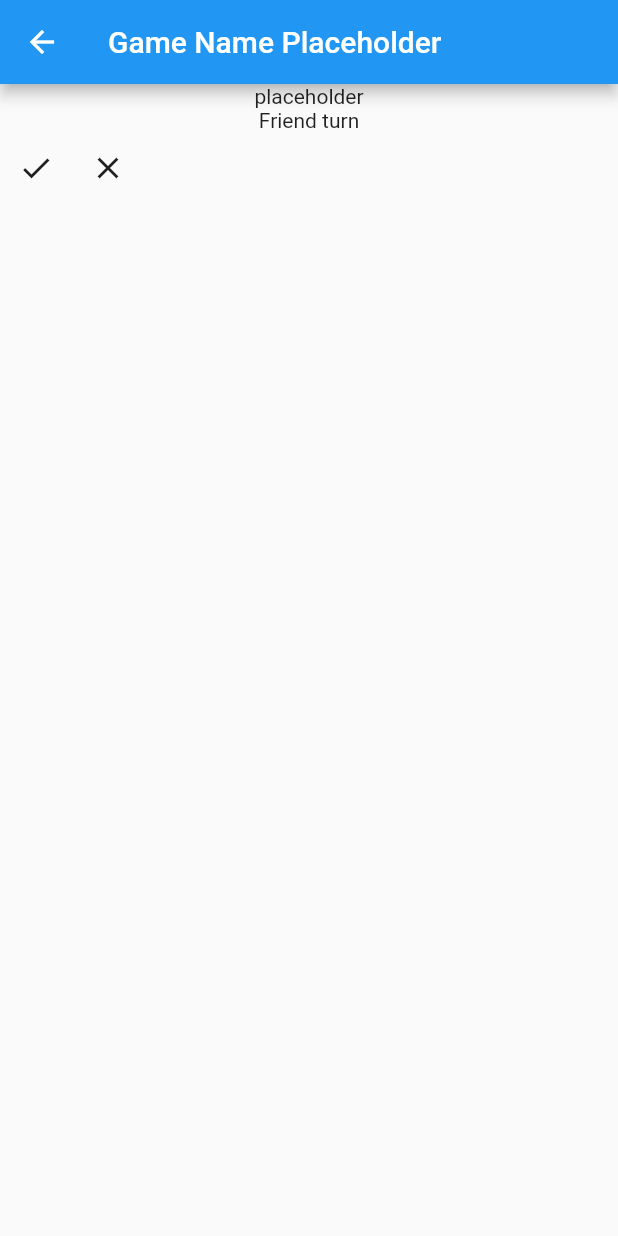
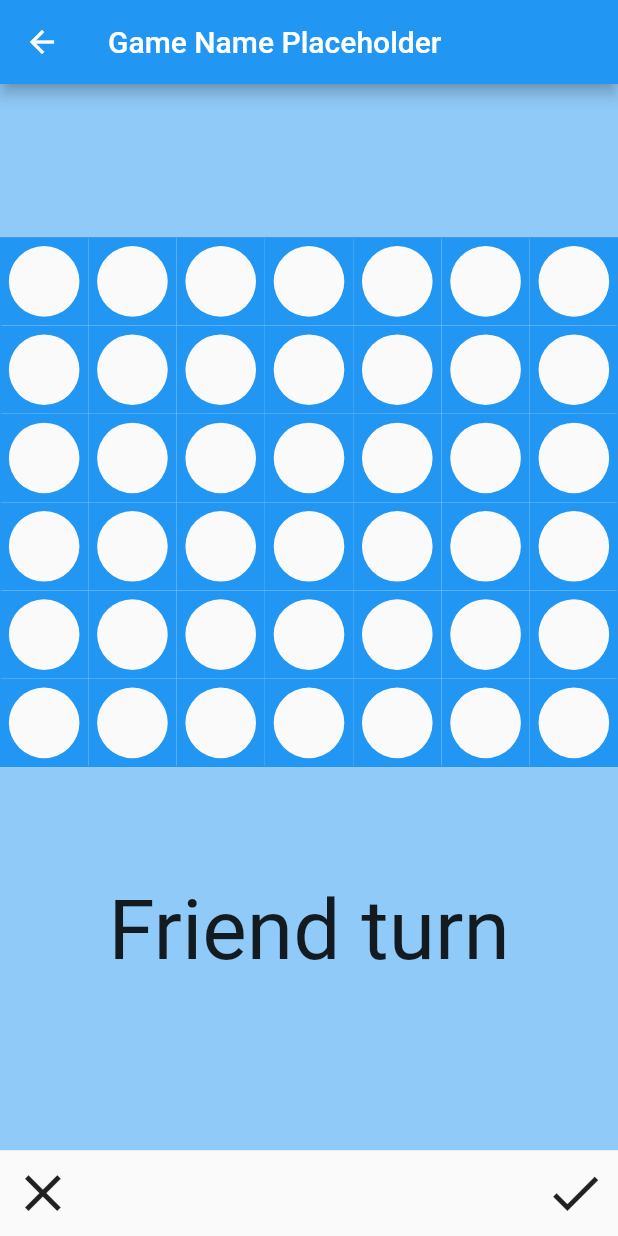
Before and after one commit to nardkeza/Komekt4, a Flutter app: the GameScreen screen opened directly, after a tap on the "close" icon, on a phone screen of 412 x 824 dp. Run offline on Flutter 3.47's test engine with Material 2 defaults, Android fonts, the phone set to English and light mode, and no system bars; missing offline and left inert: dart:html.

Commit message:
created the layout for the game board, as well as adjusted the ui of the game screen

```diff
--- a/komekt_4/lib/game_screen.dart
+++ b/komekt_4/lib/game_screen.dart
@@ -1,4 +1,5 @@
 import 'package:flutter/material.dart';
+import 'package:komekt_4/komekt_board.dart';
 
 class GameScreen extends StatelessWidget {
   GameScreen({super.key});
@@ -13,14 +14,44 @@ class GameScreen extends StatelessWidget {
   // This widget is the root of your application.
   @override
   Widget build(BuildContext context) {
+    const int _rows = 6;
+    const int _columns = 7;
+    double _buttonSize = MediaQuery.of(context).size.width * 0.1;
+
     return Scaffold(
-      appBar: AppBar(title: Text('Game Name Placeholder'),),
+      appBar: AppBar(title: const Text('Game Name Placeholder'),),
       body: Column(children: [
-        const Text('placeholder'),
-        const Text('Friend turn'),
+        Expanded(flex: 2, child: Container(color: Theme.of(context).backgroundColor)),
+        Center(
+          child: DecoratedBox(
+            decoration: BoxDecoration(
+              border: Border.all(width: 1.0, color: Colors.black38),
+            ),
+            child: const AspectRatio(
+              aspectRatio: 7/6,
+              child: Komekt4Board(
+                rows: _rows,
+                columns: _columns,
+              ),
+            ),
+          ),
+        ),
+        Expanded(flex: 5, child:
+          Container(
+            width: MediaQuery.of(context).size.width,
+            color: Theme.of(context).backgroundColor,
+            child: Column(children: const [
+              Spacer(flex: 2),
+              Text('Friend turn', textScaleFactor: 4,),
+              Spacer(flex: 3),
+            ],),
+        )),
+
+
         Row(children: [
-          IconButton(onPressed: (() {}), icon: const Icon(Icons.done)),
-          IconButton(onPressed: (() {}), icon: const Icon(Icons.close)),
+          IconButton(iconSize: _buttonSize, onPressed: (() {}), icon: const Icon(Icons.close)),
+          const Spacer(),
+          IconButton(iconSize: _buttonSize, onPressed: (() {}), icon: const Icon(Icons.done)),
           ]),
       ]),
     );
--- /dev/null
+++ b/komekt_4/lib/komekt_board.dart
@@ -0,0 +1,76 @@
+import 'package:flutter/material.dart';
+
+class Komekt4Board extends StatefulWidget {
+  const Komekt4Board({Key? key, this.rows = 20, this.columns = 20})
+      : super(key: key);
+
+  final int rows;
+  final int columns;
+
+  @override
+  // ignore: no_logic_in_create_state
+  State<StatefulWidget> createState() => Komekt4BoardState(rows, columns);
+}
+
+class Komekt4BoardPainter extends CustomPainter {
+  Komekt4BoardPainter(this.rows, this.columns);
+
+  int rows;
+  int columns;
+
+  @override
+  void paint(Canvas canvas, Size size) {
+    final blackLine = Paint()..color = Colors.black;
+    final blueFilled = Paint()
+      ..color = Colors.blue
+      ..style = PaintingStyle.fill;
+    canvas.drawRect(
+      Rect.fromPoints(Offset.zero, size.bottomLeft(Offset.zero)),
+      blackLine,
+    );
+    for (int i = 0; i < rows; i++) {
+      for (int j = 0; j < columns; j++) {
+        final a = Offset(size.width/columns * j, size.height/rows * i);
+        final b = Offset(size.width/columns * (j + 1), size.height/rows * (i + 1));
+
+        canvas.drawPath(
+        Path.combine(
+          PathOperation.difference,
+          Path()..addRect(Rect.fromPoints(a, b)),
+          Path()
+            ..addOval(Rect.fromCircle(center: Offset(size.width/columns * (j + 0.5), size.height/rows * (i + 0.5)), radius: (size.width/columns) * .4))
+            ..close(),
+        ),
+        blueFilled,
+    );
+      }
+    }
+  }
+
+  @override
+  bool shouldRepaint(CustomPainter oldDelegate) {
+    return true;
+  }
+}
+
+class Komekt4BoardState extends State<Komekt4Board> {
+  Komekt4BoardState(this.rows, this.columns);
+
+  int rows;
+  int columns;
+
+  @override
+  Widget build(BuildContext context) {
+    return CustomPaint(painter: Komekt4BoardPainter(rows, columns));
+  }
+
+  @override
+  void dispose() {
+    super.dispose();
+  }
+
+  @override
+  void initState() {
+    super.initState();
+  }
+}
```
